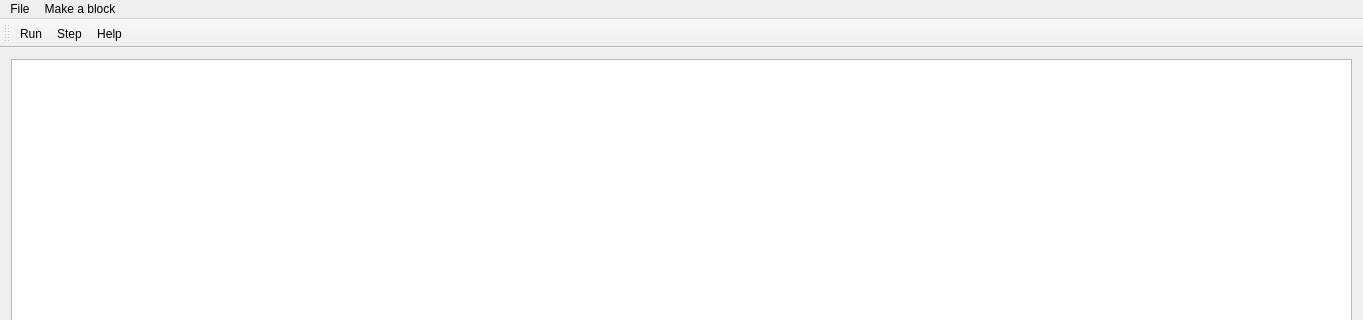
Qt form mainwindow.ui (AdamGregor/Ceplpl2) before a commit; both pictures show x 0 to 1363 and y 0 to 320 of the 1363 by 656 pixel window.
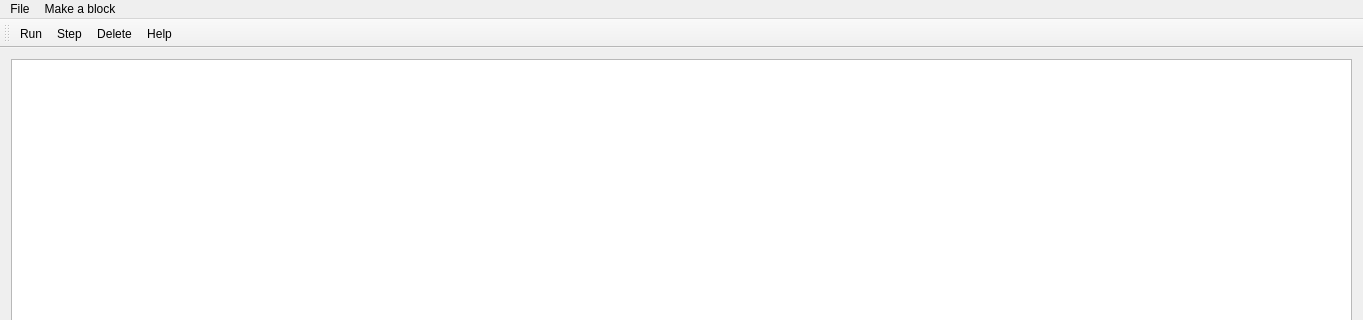
The same form after that commit.

Diff of the .ui file:
```diff
--- a/mainwindow.ui
+++ b/mainwindow.ui
@@ -69,6 +69,7 @@
    </attribute>
    <addaction name="actionRun"/>
    <addaction name="actionStep"/>
+   <addaction name="actionDelete"/>
    <addaction name="actionHelp"/>
   </widget>
   <action name="actionNew">
@@ -134,6 +135,17 @@
     <string>Help</string>
    </property>
   </action>
+  <action name="actionDelete">
+   <property name="checkable">
+    <bool>true</bool>
+   </property>
+   <property name="text">
+    <string>Delete</string>
+   </property>
+   <property name="toolTip">
+    <string>Delete a block or connection</string>
+   </property>
+  </action>
  </widget>
  <layoutdefault spacing="6" margin="11"/>
  <resources/>
```
Left out of the diff: 6 changed lines with no effect on the pictures.
